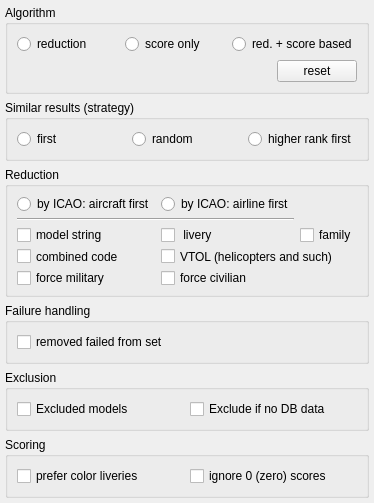
This is src/blackgui/editors/matchingform.ui in swift-project/pilotclient as Qt 5 draws it before an edit. The edited form follows.
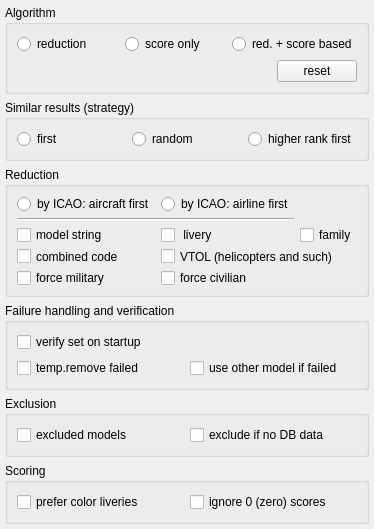
This is the edited form.

What changed in the file:
```diff
--- a/src/blackgui/editors/matchingform.ui
+++ b/src/blackgui/editors/matchingform.ui
@@ -7,7 +7,7 @@
     <x>0</x>
     <y>0</y>
     <width>293</width>
-    <height>453</height>
+    <height>465</height>
    </rect>
   </property>
   <property name="windowTitle">
@@ -190,13 +190,27 @@
    <item>
     <widget class="QGroupBox" name="gb_FailureHandling">
      <property name="title">
-      <string>Failure handling</string>
+      <string>Failure handling and verification</string>
      </property>
-     <layout class="QHBoxLayout" name="hFailureHandling">
-      <item>
+     <layout class="QGridLayout" name="gl_FailureHandling">
+      <item row="1" column="0">
        <widget class="QCheckBox" name="cb_ModelSetRemoveFailed">
         <property name="text">
-         <string>removed failed from set</string>
+         <string>temp.remove failed</string>
+        </property>
+       </widget>
+      </item>
+      <item row="0" column="0">
+       <widget class="QCheckBox" name="cb_ModelSetVerification">
+        <property name="text">
+         <string>verify set on startup</string>
+        </property>
+       </widget>
+      </item>
+      <item row="1" column="1">
+       <widget class="QCheckBox" name="cb_ModelFailedFailover">
+        <property name="text">
+         <string>use other model if failed</string>
         </property>
        </widget>
       </item>
@@ -215,7 +229,7 @@
          <string>models marked as excluded are ignored</string>
         </property>
         <property name="text">
-         <string>Excluded models</string>
+         <string>excluded models</string>
         </property>
        </widget>
       </item>
@@ -225,7 +239,7 @@
          <string>models without DB data are ignored</string>
         </property>
         <property name="text">
-         <string>Exclude if no DB data</string>
+         <string>exclude if no DB data</string>
         </property>
        </widget>
       </item>
```
Left out of the diff: 5 changed lines with no effect on the pictures.
